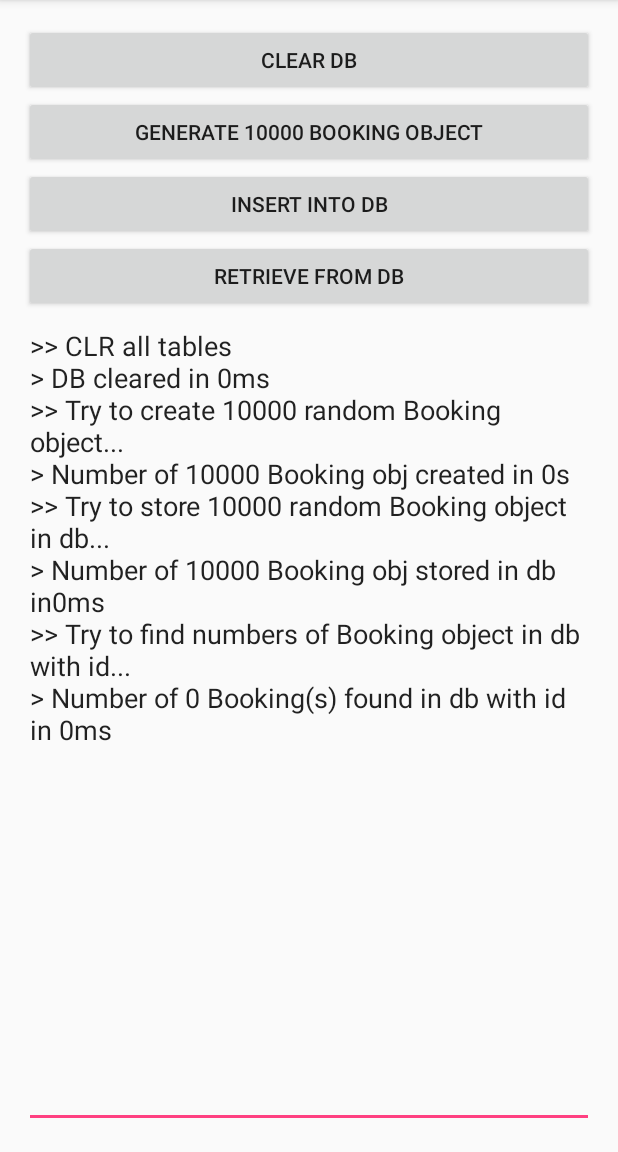
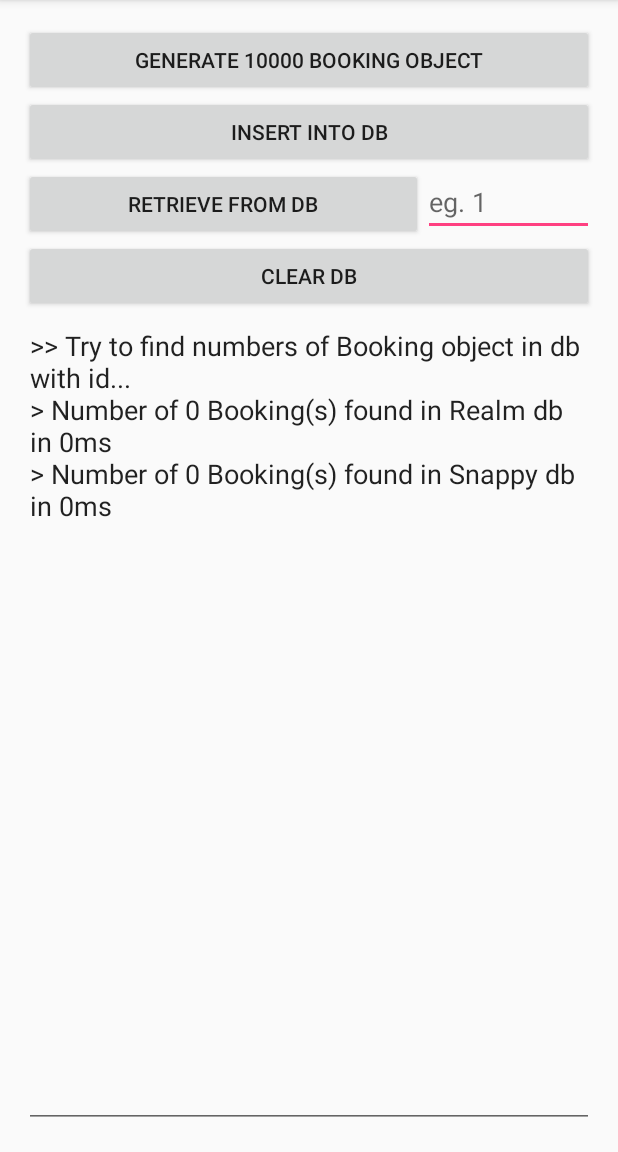
Before and after one commit to Hesamedin/DatabaseTester, an Android app: the screen it shows after launch (MainActivity), after a tap on "RETRIEVE FROM DB", on a phone screen of 412 x 824 dp, the part 84-1236 px from its top. Run offline under Robolectric (Android 15) with nearby library versions, the phone set to English and light mode, and no system bars; libraries missing offline, so code that uses them is left out: com.facebook.stetho, com.snappydb, com.uphyca.stetho_realm, io.realm; 8 statements that could not run were skipped; 3 other taps on this screen came first.

Commit message:
storeBooking method uses  in order to store list of objects

```diff
--- a/app/src/main/java/com/kamalan/databasetester/MainActivity.java
+++ b/app/src/main/java/com/kamalan/databasetester/MainActivity.java
@@ -23,6 +23,7 @@ public class MainActivity extends AppCompatActivity {
 
     private StringBuilder mSb;
     private EditText mConsole;
+    private EditText mEditText;
 
     private List<Booking> mBookingList;
 
@@ -31,6 +32,7 @@ public class MainActivity extends AppCompatActivity {
         super.onCreate(savedInstanceState);
         setContentView(R.layout.activity_main);
 
+        mEditText = (EditText) findViewById(R.id.editText);
         mConsole = (EditText) findViewById(R.id.etConsole);
         mConsole.setKeyListener(null);
 
@@ -39,9 +41,6 @@ public class MainActivity extends AppCompatActivity {
         mRealm = new MyRealmDB(this);
 
         mSnappy = new MySnappyDB(this);
-
-//        List<Booking> bookings = mRealm.getAllBookings();
-//        Log.d(TAG, "Number of " + bookings.size() + " item(s) found in Booking Table.");
     }
 
     @Override
@@ -95,44 +94,93 @@ public class MainActivity extends AppCompatActivity {
     }
 
     public void onInsertBookingsClicked(View view) {
+        mSb.setLength(0);
         if (mBookingList == null) {
             printMessage("> Booking list is empty. Generate Booking obj first.");
             return;
         }
 
         printMessage(">> Try to store 10000 random Booking object in db...");
+
+        insertIntoRealmDb();
+        insertIntoSnappyDb();
+    }
+
+    public void onRetrieveBookingsClicked(View view) {
+        mSb.setLength(0);
+        printMessage(">> Try to find numbers of Booking object in db with id...");
+
+        realmFindById();
+        snappyFindById();
+    }
+
+    public void onClearDbClicked(View view) {
+        mSb.setLength(0);
+        printMessage(">> CLR all tables");
+
+        realmDelete();
+        snappyDelete();
+    }
+
+    private void insertIntoRealmDb() {
         long startTime = System.currentTimeMillis();
         for (Booking booking : mBookingList) {
-//            mRealm.storeBooking(booking);
+            mRealm.storeBooking(booking);
+        }
+
+        long processTime = System.currentTimeMillis();
+        processTime -= startTime;
+        printMessage("> Insert to Realm took " + processTime + "ms");
+    }
+
+    private void insertIntoSnappyDb() {
+        long startTime = System.currentTimeMillis();
+        for (Booking booking : mBookingList) {
             mSnappy.storeBooking(booking.getId(), booking);
         }
 
         long processTime = System.currentTimeMillis();
         processTime -= startTime;
-        printMessage("> Number of " + mBookingList.size() + " Booking obj stored in db in" + processTime + "ms");
+        printMessage("> Insert to Snappy took " + processTime + "ms");
     }
 
-    public void onRetrieveBookingsClicked(View view) {
-        printMessage(">> Try to find numbers of Booking object in db with id...");
+    private void realmFindById() {
         long startTime = System.currentTimeMillis();
 
-//        List<Booking> bookings = mRealm.findBookingById("1234");
-        List<Booking> bookings = mSnappy.findBookingByKey("78");
+        List<Booking> bookings = mRealm.findBookingById(mEditText.getText().toString().trim());
 
         long processTime = System.currentTimeMillis();
         processTime -= startTime;
-        printMessage("> Number of " + bookings.size() + " Booking(s) found in db with id in " + processTime + "ms");
+        printMessage("> Number of " + bookings.size() + " Booking(s) found in Realm db in " + processTime + "ms");
     }
 
-    public void onClearDbClicked(View view) {
-        printMessage(">> CLR all tables");
+    private void snappyFindById() {
         long startTime = System.currentTimeMillis();
 
-//        mRealm.deleteBookingTable();
+        List<Booking> bookings = mSnappy.findBookingByKey(mEditText.getText().toString().trim());
+
+        long processTime = System.currentTimeMillis();
+        processTime -= startTime;
+        printMessage("> Number of " + bookings.size() + " Booking(s) found in Snappy db in " + processTime + "ms");
+    }
+
+    private void realmDelete() {
+        long startTime = System.currentTimeMillis();
+
+        mRealm.deleteBookingTable();
+
+        long processTime = System.currentTimeMillis();
+        processTime -= startTime;
+        printMessage("> Realm cleared in " + processTime + "ms");
+    }
+
+    private void snappyDelete() {
+        long startTime = System.currentTimeMillis();
+
         mSnappy.deleteBookingTable();
 
         long processTime = System.currentTimeMillis();
         processTime -= startTime;
-        printMessage("> DB cleared in " + processTime + "ms");
+        printMessage("> Snappy cleared in " + processTime + "ms");
     }
 }
--- a/app/src/main/java/com/kamalan/databasetester/realm/MyRealmDB.java
+++ b/app/src/main/java/com/kamalan/databasetester/realm/MyRealmDB.java
@@ -41,15 +41,7 @@ public class MyRealmDB  {
         mRealm.executeTransaction(new Realm.Transaction() {
             @Override
             public void execute(Realm realm) {
-                Booking realmBooking = realm.createObject(Booking.class);
-                realmBooking.setId(booking.getId());
-                realmBooking.setCode(booking.getCode());
-                realmBooking.setFareLowerBound(booking.getFareLowerBound());
-                realmBooking.setFareUpperBound(booking.getFareUpperBound());
-                realmBooking.setPhoneNumber(booking.getPhoneNumber());
-                realmBooking.setPickUpTime(booking.getPickUpTime());
-                realmBooking.setRequestedTaxiTypeName(booking.getRequestedTaxiTypeName());
-                realmBooking.setTaxiTypeId(booking.getTaxiTypeId());
+                realm.insertOrUpdate(booking);
             }
         });
     }
--- a/app/src/main/res/layout/activity_main.xml
+++ b/app/src/main/res/layout/activity_main.xml
@@ -10,13 +10,6 @@
         android:paddingBottom="@dimen/activity_vertical_margin"
         tools:context="com.kamalan.databasetester.MainActivity"
         android:orientation="vertical">
-
-    <Button
-            android:id="@+id/btnClearDb"
-            android:layout_width="match_parent"
-            android:layout_height="wrap_content"
-            android:text="Clear DB"
-            android:onClick="onClearDbClicked"/>
 
     <Button
             android:id="@+id/btnGenerateBookings"
@@ -32,12 +25,34 @@
             android:text="Insert into DB"
             android:onClick="onInsertBookingsClicked"/>
 
-    <Button
-            android:id="@+id/btnRetrieveFromDb"
+    <LinearLayout
             android:layout_width="match_parent"
             android:layout_height="wrap_content"
-            android:text="Retrieve from DB"
-            android:onClick="onRetrieveBookingsClicked"/>
+            android:orientation="horizontal">
+
+        <Button
+                android:id="@+id/btnRetrieveFromDb"
+                android:layout_width="0dp"
+                android:layout_height="wrap_content"
+                android:layout_weight=".7"
+                android:text="Retrieve from DB"
+                android:onClick="onRetrieveBookingsClicked"/>
+
+        <EditText
+                android:id="@+id/editText"
+                android:layout_width="0dp"
+                android:layout_height="wrap_content"
+                android:layout_weight=".3"
+                android:inputType="number"
+                android:hint="eg. 1"/>
+    </LinearLayout>
+
+    <Button
+            android:id="@+id/btnClearDb"
+            android:layout_width="match_parent"
+            android:layout_height="wrap_content"
+            android:text="Clear DB"
+            android:onClick="onClearDbClicked"/>
 
     <EditText
             android:id="@+id/etConsole"
```
